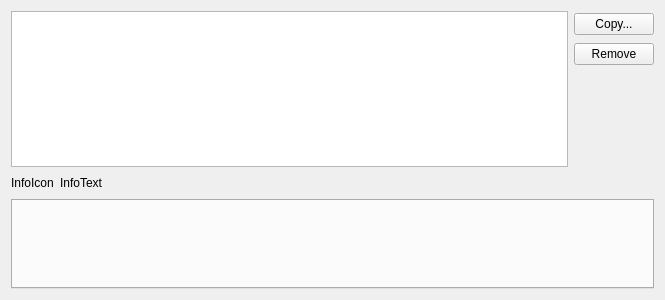
First picture: the form in src/plugins/cpptools/clangdiagnosticconfigswidget.ui, repository qt-creator/qt-creator, before the edit.
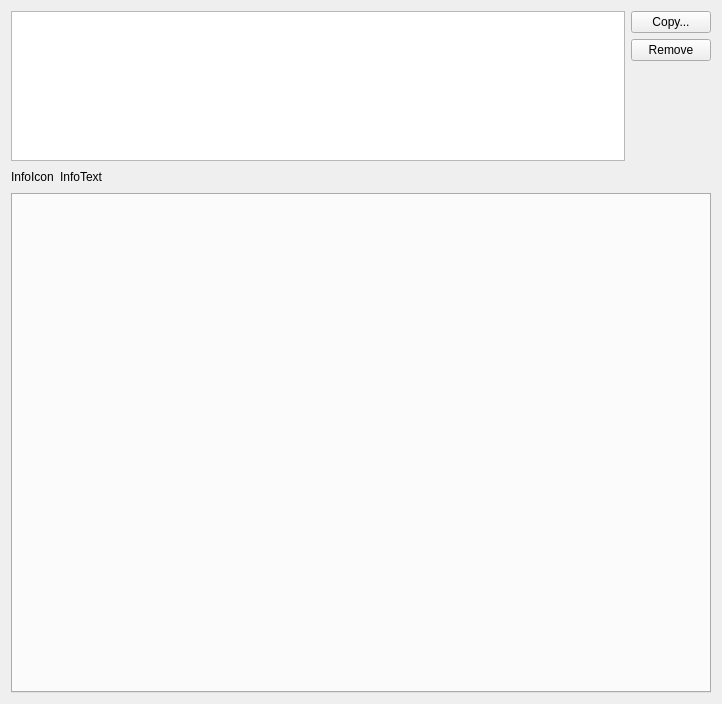
Second picture: the form after the edit.

```diff
--- a/src/plugins/cpptools/clangdiagnosticconfigswidget.ui
+++ b/src/plugins/cpptools/clangdiagnosticconfigswidget.ui
@@ -105,7 +105,14 @@
       </layout>
      </item>
      <item>
-      <widget class="QTabWidget" name="tabWidget"/>
+      <widget class="QTabWidget" name="tabWidget">
+       <property name="minimumSize">
+        <size>
+         <width>700</width>
+         <height>500</height>
+        </size>
+       </property>
+      </widget>
      </item>
     </layout>
    </item>
```
